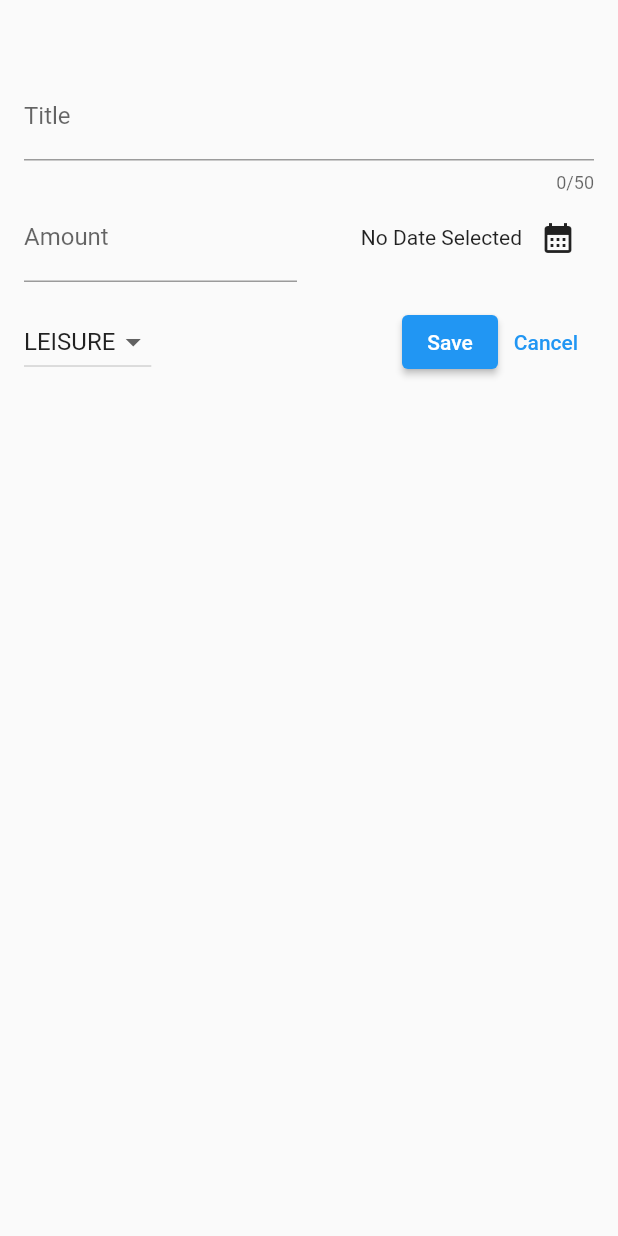
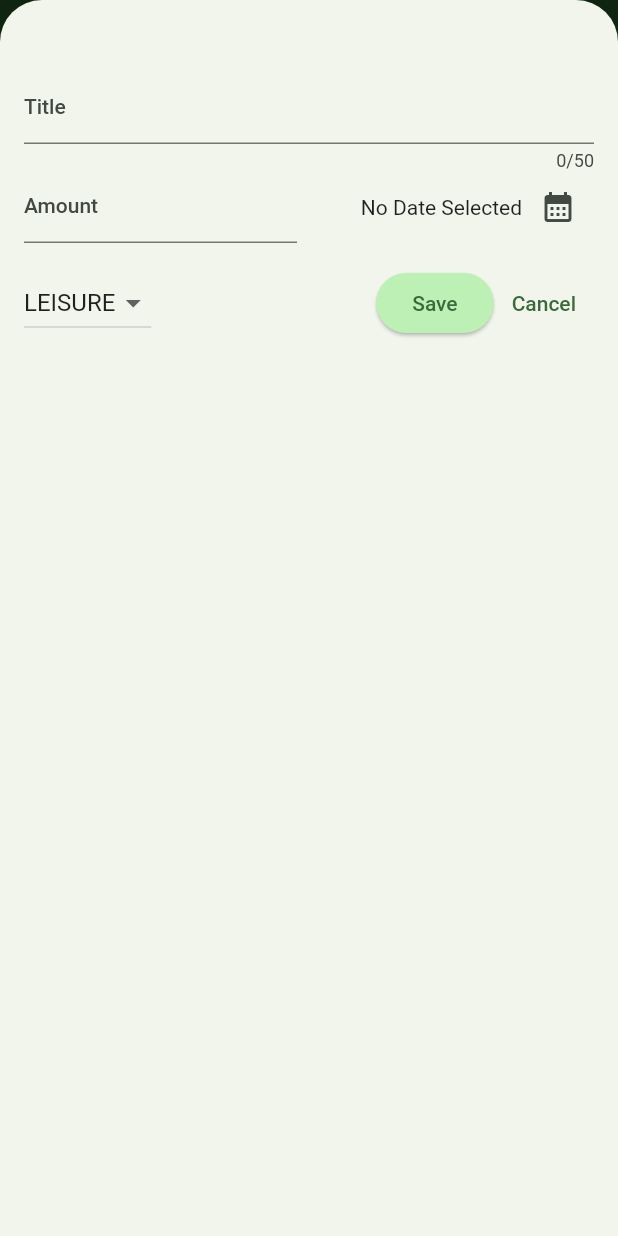
Before and after one commit to Skoomatron/FlutterExpenseTracker, a Flutter app: the screen it shows after launch, after a tap on the "add box" icon, on a phone screen of 412 x 824 dp. Run offline on Flutter 3.47's test engine with Material 2 defaults, Android fonts, the phone set to English and light mode, and no system bars.

Commit message:
Themes and Dark Mode

```diff
--- a/lib/main.dart
+++ b/lib/main.dart
@@ -1,8 +1,36 @@
 import 'package:expense_tracker/widgets/expenses.dart';
 import 'package:flutter/material.dart';
 
+var kColorScheme = ColorScheme.fromSeed(seedColor: Colors.green);
+var kDarkColorScheme = ColorScheme.fromSeed(
+    brightness: Brightness.dark,
+    seedColor: Colors.red);
+
 void main() {
-  runApp(const MaterialApp(
-    home: Expenses(),
+  runApp(MaterialApp(
+    darkTheme: ThemeData.dark().copyWith(
+      useMaterial3: true,
+      colorScheme: kDarkColorScheme
+    ),
+    theme: ThemeData().copyWith(
+      useMaterial3: true,
+      colorScheme: kColorScheme,
+      appBarTheme: const AppBarTheme().copyWith(
+        backgroundColor: kColorScheme.onPrimaryContainer,
+        foregroundColor: kColorScheme.primaryContainer
+      ),
+      cardTheme: const CardTheme().copyWith(
+        color: kColorScheme.secondaryContainer,
+        margin: const EdgeInsets.symmetric(
+            vertical: 8,
+            horizontal: 16)
+      ),
+      elevatedButtonTheme: ElevatedButtonThemeData(
+        style: ElevatedButton.styleFrom(
+            backgroundColor: kColorScheme.primaryContainer
+        ),
+      ),
+    ),
+    home: const Expenses(),
   ));
 }
--- a/lib/widgets/expenses.dart
+++ b/lib/widgets/expenses.dart
@@ -35,17 +35,42 @@ class _ExpensesState extends State<Expenses> {
   }
 
   void _removeExpense(Expense expense) {
+
+    final expenseIndex = _expenses.indexOf(expense);
+
     setState(() {
       _expenses.remove(expense);
     });
+    ScaffoldMessenger.of(context).clearSnackBars();
+    ScaffoldMessenger.of(context).showSnackBar(SnackBar(
+      action: SnackBarAction(
+          label: 'Undo',
+          onPressed: () {
+            setState(() {
+              _expenses.insert(expenseIndex, expense);
+            });
+          }),
+      duration: const Duration(
+        seconds: 3
+      ),
+        content: const Text('Expense Deleted!')));
   }
 
   @override
   Widget build(context) {
+    Widget mainContent = const Center(
+      child: Text(
+       'No Expenses Found, Please Begin To Add Some!'
+      ),
+    );
+
+    if (_expenses.isNotEmpty) {
+      mainContent = ExpensesList(expenses: _expenses, removeExpense: _removeExpense);
+    }
+
     return Scaffold(
       appBar: AppBar(
-        title: Text('Expense Tracker'),
-        backgroundColor: Colors.green,
+        title: const Text('Expense Tracker'),
         actions: [
           IconButton(onPressed: _openExpenseModal, icon: const Icon(
             Icons.add_box_outlined
@@ -55,7 +80,7 @@ class _ExpensesState extends State<Expenses> {
       body: Column(
         children: [
           Expanded(
-            child: ExpensesList(expenses: _expenses, removeExpense: _removeExpense),
+            child: mainContent,
           ),
         ],
       ),
```
